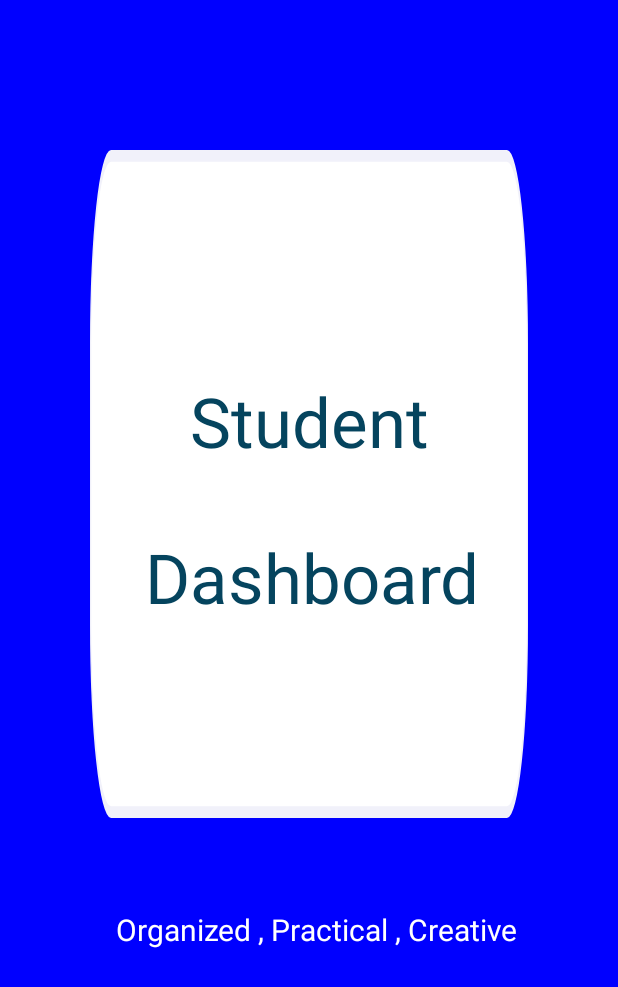
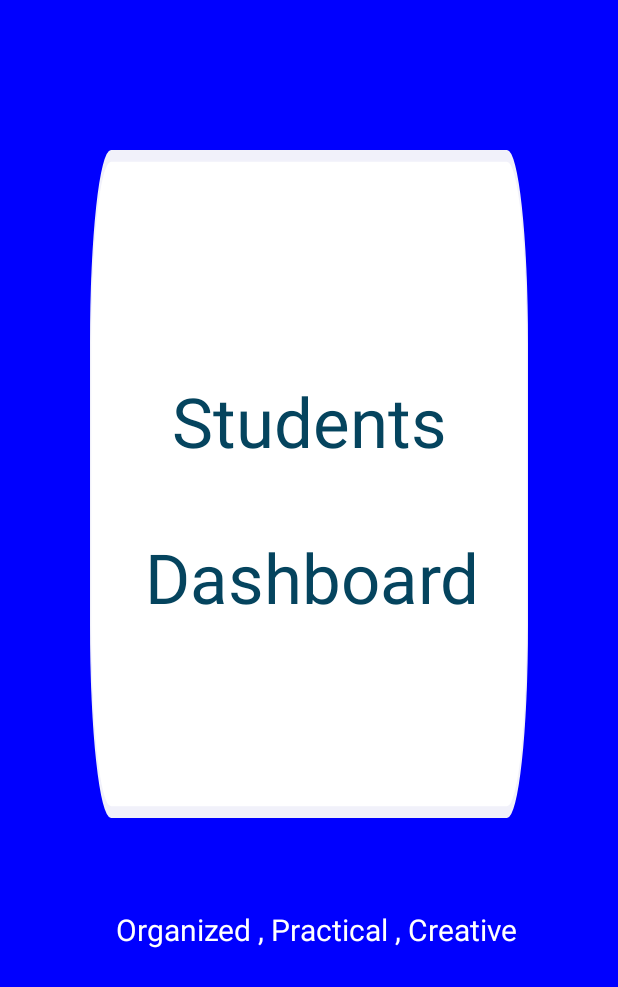
Before and after one commit to mohamedTaamallah/Project10-L3DSI1-Student-Dashboard, an Android app: the Start_Screen_Activity screen opened directly, with no data from a screen before it, on a phone screen of 412 x 824 dp. Shown: the top 987 px of the screen. Run offline under Robolectric (Android 15) with nearby library versions, the phone set to English and light mode, and no system bars.

```diff
--- a/app/src/main/res/layout/start_screen.xml
+++ b/app/src/main/res/layout/start_screen.xml
@@ -49,7 +49,7 @@
                 android:layout_marginLeft="0dp"
                 android:layout_marginTop="150dp"
                 android:gravity="center_horizontal|center_vertical"
-                android:text="Student"
+                android:text="Students"
                 android:textAppearance="@style/montra" />
 
             <TextView
```
